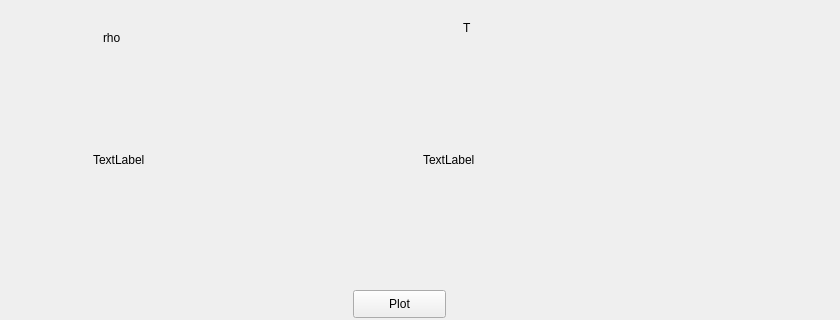
Above: Soda/mainwindow.ui from TrusovKV/MMD_OOP before the change; both pictures show x 227 to 1067 and y 220 to 540 of the 1067 by 767 pixel window. Below: the same form after it.
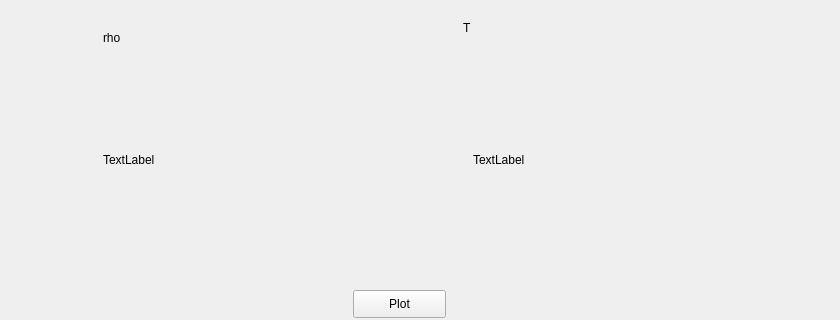
That is the form after the change.

Diff of the .ui file:
```diff
--- a/Soda/mainwindow.ui
+++ b/Soda/mainwindow.ui
@@ -316,7 +316,7 @@
    <widget class="QLabel" name="outputGraph2">
     <property name="geometry">
      <rect>
-      <x>320</x>
+      <x>330</x>
       <y>280</y>
       <width>300</width>
       <height>200</height>
@@ -364,7 +364,7 @@
    <widget class="QLabel" name="outputGraph3">
     <property name="geometry">
      <rect>
-      <x>650</x>
+      <x>700</x>
       <y>280</y>
       <width>300</width>
       <height>200</height>
```
